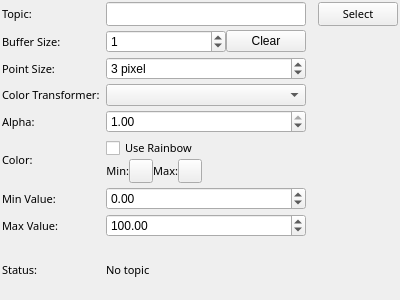
This is mapviz_plugins/ui/laserscan_config.ui in ros2-gbp/mapviz-release as Qt 5 draws it before an edit. The edited form follows.
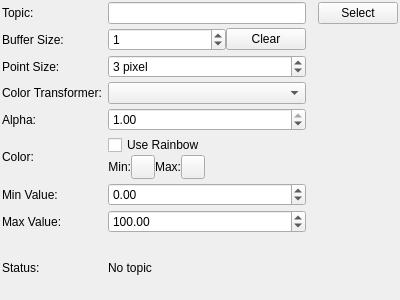
This is the edited form. Custom widgets are drawn as their Qt base class.

Diff of the .ui file:
```diff
--- a/mapviz_plugins/ui/laserscan_config.ui
+++ b/mapviz_plugins/ui/laserscan_config.ui
@@ -34,12 +34,6 @@
    </property>
    <item row="15" column="0">
     <widget class="QLabel" name="label_2">
-     <property name="font">
-      <font>
-       <family>Sans Serif</family>
-       <pointsize>8</pointsize>
-      </font>
-     </property>
      <property name="text">
       <string>Status:</string>
      </property>
@@ -47,12 +41,6 @@
    </item>
    <item row="15" column="2" colspan="3">
     <widget class="QLabel" name="status">
-     <property name="font">
-      <font>
-       <family>Sans Serif</family>
-       <pointsize>8</pointsize>
-      </font>
-     </property>
      <property name="styleSheet">
       <string notr="true"/>
      </property>
@@ -72,12 +60,6 @@
        <verstretch>0</verstretch>
       </sizepolicy>
      </property>
-     <property name="font">
-      <font>
-       <family>Sans Serif</family>
-       <pointsize>8</pointsize>
-      </font>
-     </property>
      <property name="styleSheet">
       <string notr="true"/>
      </property>
@@ -88,22 +70,10 @@
    </item>
    <item row="2" column="2">
     <widget class="QLineEdit" name="topic">
-     <property name="font">
-      <font>
-       <family>Sans Serif</family>
-       <pointsize>8</pointsize>
-      </font>
-     </property>
     </widget>
    </item>
    <item row="2" column="0">
     <widget class="QLabel" name="label">
-     <property name="font">
-      <font>
-       <family>Sans Serif</family>
-       <pointsize>8</pointsize>
-      </font>
-     </property>
      <property name="text">
       <string>Topic:</string>
      </property>
@@ -111,12 +81,6 @@
    </item>
    <item row="11" column="0">
     <widget class="QLabel" name="minValueLabel">
-     <property name="font">
-      <font>
-       <family>Sans Serif</family>
-       <pointsize>8</pointsize>
-      </font>
-     </property>
      <property name="text">
       <string>Min Value:</string>
      </property>
@@ -134,12 +98,6 @@
    </item>
    <item row="12" column="0">
     <widget class="QLabel" name="maxValueLabel">
-     <property name="font">
-      <font>
-       <family>Sans Serif</family>
-       <pointsize>8</pointsize>
-      </font>
-     </property>
      <property name="text">
       <string>Max Value:</string>
      </property>
@@ -200,12 +158,6 @@
    </item>
    <item row="6" column="0">
     <widget class="QLabel" name="label_9">
-     <property name="font">
-      <font>
-       <family>Sans Serif</family>
-       <pointsize>8</pointsize>
-      </font>
-     </property>
      <property name="text">
       <string>Alpha:</string>
      </property>
@@ -216,12 +168,6 @@
    </item>
    <item row="4" column="0">
     <widget class="QLabel" name="label_4">
-     <property name="font">
-      <font>
-       <family>Sans Serif</family>
-       <pointsize>8</pointsize>
-      </font>
-     </property>
      <property name="text">
       <string>Point Size:</string>
      </property>
@@ -242,12 +188,6 @@
    </item>
    <item row="3" column="0">
     <widget class="QLabel" name="label_5">
-     <property name="font">
-      <font>
-       <family>Sans Serif</family>
-       <pointsize>8</pointsize>
-      </font>
-     </property>
      <property name="text">
       <string>Buffer Size:</string>
      </property>
@@ -255,12 +195,6 @@
    </item>
    <item row="5" column="0">
     <widget class="QLabel" name="label_6">
-     <property name="font">
-      <font>
-       <family>Sans Serif</family>
-       <pointsize>8</pointsize>
-      </font>
-     </property>
      <property name="text">
       <string>Color Transformer:</string>
      </property>
@@ -270,12 +204,6 @@
     <layout class="QVBoxLayout" name="verticalLayout_2">
      <item>
       <widget class="QCheckBox" name="use_rainbow">
-       <property name="font">
-        <font>
-         <family>Sans Serif</family>
-         <pointsize>8</pointsize>
-        </font>
-       </property>
        <property name="text">
         <string>Use Rainbow</string>
        </property>
@@ -285,13 +213,6 @@
       <layout class="QHBoxLayout" name="horizontalLayout">
        <item>
         <widget class="QLabel" name="minColorLabel">
-         <property name="font">
-          <font>
-           <family>Sans Serif</family>
-           <pointsize>8</pointsize>
-           <italic>false</italic>
-          </font>
-         </property>
          <property name="text">
           <string>Min:</string>
          </property>
@@ -315,12 +236,6 @@
        </item>
        <item>
         <widget class="QLabel" name="maxColorLabel">
-         <property name="font">
-          <font>
-           <family>Sans Serif</family>
-           <pointsize>8</pointsize>
-          </font>
-         </property>
          <property name="text">
           <string>Max:</string>
          </property>
@@ -361,12 +276,6 @@
    </item>
    <item row="7" column="0">
     <widget class="QLabel" name="label_3">
-     <property name="font">
-      <font>
-       <family>Sans Serif</family>
-       <pointsize>8</pointsize>
-      </font>
-     </property>
      <property name="text">
       <string>Color:</string>
      </property>
```
